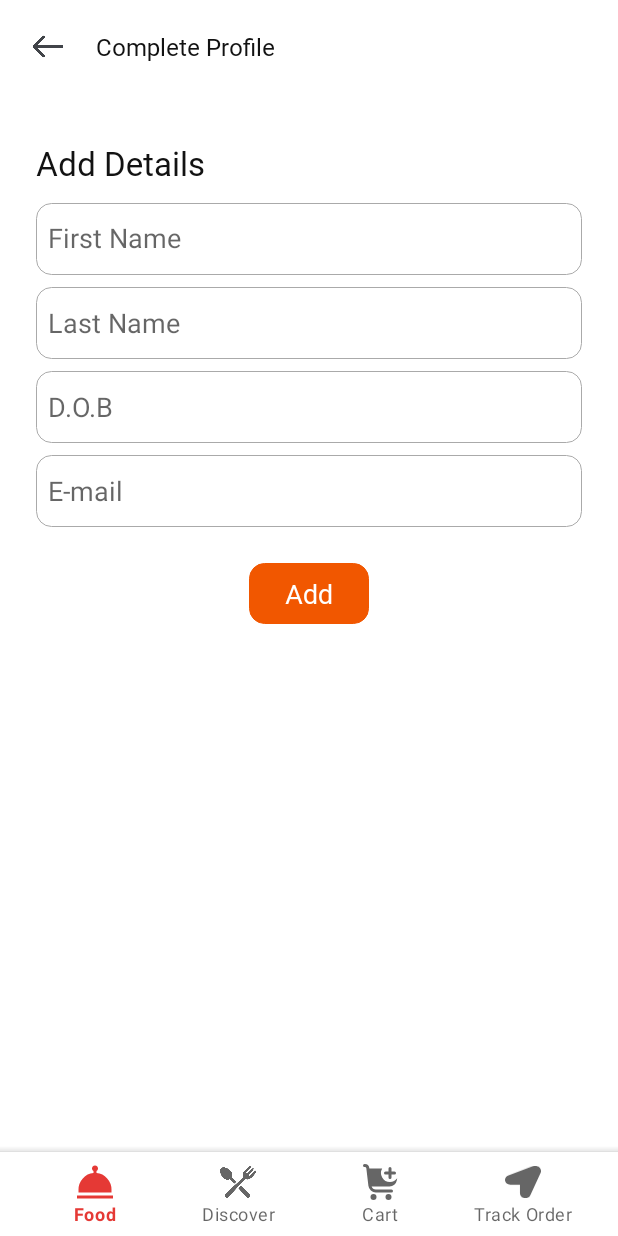
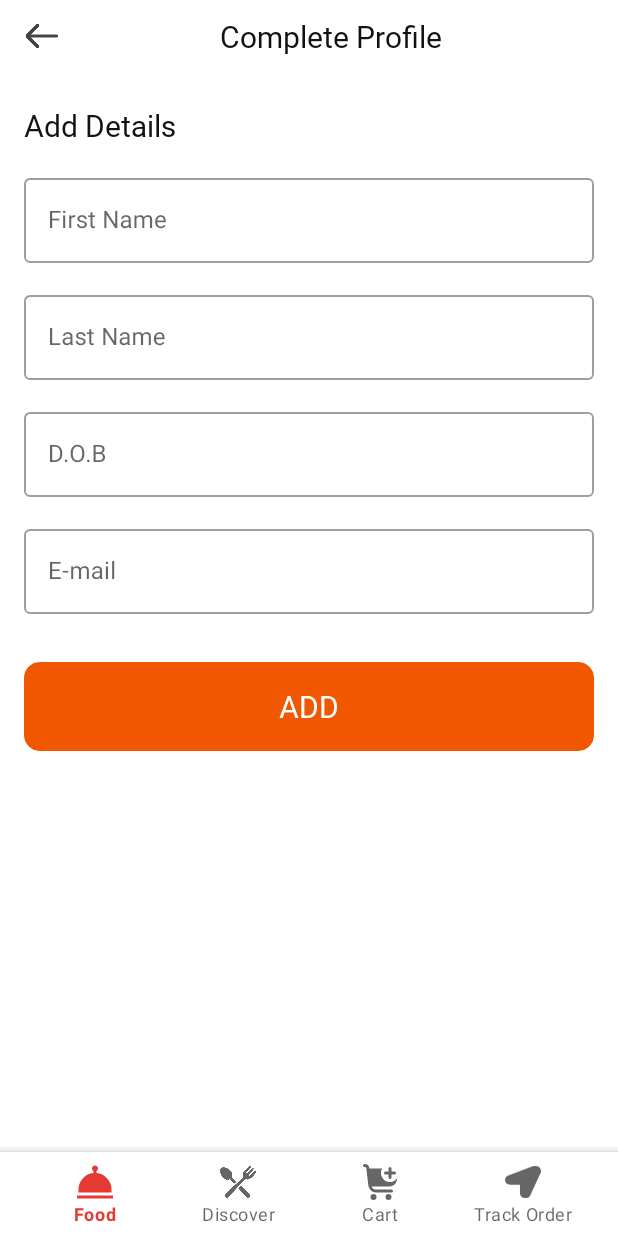
Before and after one commit to Ankitsh-rtx/Eatsy, an Android app: the fragment Add_basic_detail_fragment placed in its activity, on a phone screen of 412 x 824 dp. Run offline under Robolectric (Android 15) with nearby library versions, the phone set to English and light mode, and no system bars; our stand-ins replace Firebase (no records; nobody signed in at launch, a user with empty details on screens opened directly); pictures from the network do not load.

```diff
--- a/app/src/main/java/com/example/eatsy/model/User.kt
+++ b/app/src/main/java/com/example/eatsy/model/User.kt
@@ -5,7 +5,7 @@ import android.provider.ContactsContract.CommonDataKinds.Email
 import android.provider.ContactsContract.CommonDataKinds.Phone
 
 data class User(
-    val id: String?="",
+    var id: String?="",
     var name:String?="",
     var age:String?=null,
     var phone: String?=null,
--- a/app/src/main/java/com/example/eatsy/views/OtpFragment.kt
+++ b/app/src/main/java/com/example/eatsy/views/OtpFragment.kt
@@ -176,7 +176,7 @@ class OtpFragment : Fragment() {
                     var firebaseDB  = FirebaseFirestore.getInstance()
                     firebaseDB.collection("users").document(user.toString()).get().addOnSuccessListener { data ->
                         Log.d("users" ,data.data.toString())
-                        if(data.data!==null) {
+                        if(data.data!=null) {
                             val UserProfile = data.toObject(User::class.java)
                             DataSource.user = UserProfile
                             val intent = Intent(requireContext(), MainActivity::class.java)
@@ -186,7 +186,8 @@ class OtpFragment : Fragment() {
                             activity?.finish()
                         }else {
                             var userData = User();
-                            userData.phone = number.toString()
+                            userData.phone = number
+                            userData.id = user
                             firebaseDB.collection("users").document(user.toString()).set(userData).addOnSuccessListener {
                                 val intent = Intent(requireContext(), MainActivity::class.java)
                                 intent.setFlags(Intent.FLAG_ACTIVITY_NEW_TASK)
--- a/app/src/main/res/layout/fragment_add_basic_detail_fragment.xml
+++ b/app/src/main/res/layout/fragment_add_basic_detail_fragment.xml
@@ -4,28 +4,17 @@
     xmlns:tools="http://schemas.android.com/tools"
     android:layout_width="match_parent"
     android:layout_height="match_parent"
-    android:layout_gravity="center"
-    app:cardCornerRadius="16dp"
     tools:context=".views.Add_basic_detail_fragment">
-
-
-    <androidx.constraintlayout.widget.ConstraintLayout
-        android:id="@+id/restaurantName"
-        android:layout_width="match_parent"
-        android:layout_height="wrap_content"
-        android:background="@drawable/background_white_box"
-        android:padding="16dp"
-        app:layout_constraintEnd_toEndOf="parent"
-        app:layout_constraintStart_toStartOf="parent"
-        app:layout_constraintTop_toTopOf="parent">
 
     <ImageView
         android:id="@+id/backStackBtn"
         android:layout_width="32dp"
-            android:layout_height="30dp"
+        android:layout_height="32dp"
+        android:layout_marginStart="12dp"
+        android:layout_marginTop="8dp"
+        android:elevation="2dp"
         android:padding="4dp"
         android:src="@drawable/icon_arrow_back"
-            app:layout_constraintBottom_toBottomOf="parent"
         app:layout_constraintStart_toStartOf="parent"
         app:layout_constraintTop_toTopOf="parent"
         app:tint="@color/black_200" />
@@ -34,127 +23,133 @@
         android:id="@+id/restaurant_id"
         android:layout_width="0dp"
         android:layout_height="wrap_content"
-            android:layout_marginStart="8dp"
-            android:fontFamily="@font/metropolis_bold"
-            android:paddingStart="8dp"
-            android:paddingEnd="8dp"
+        android:layout_marginStart="16dp"
+        android:layout_marginEnd="32dp"
+        android:fontFamily="@font/metropolis_semibold"
+        android:gravity="center"
+        android:padding="8dp"
         android:text="Complete Profile"
         android:textColor="@color/black_900"
-            android:textSize="16sp"
+        android:textSize="20sp"
         app:layout_constraintBottom_toBottomOf="@+id/backStackBtn"
         app:layout_constraintEnd_toEndOf="parent"
         app:layout_constraintStart_toEndOf="@+id/backStackBtn"
         app:layout_constraintTop_toTopOf="@+id/backStackBtn" />
 
-    </androidx.constraintlayout.widget.ConstraintLayout>
-
-    <androidx.constraintlayout.widget.ConstraintLayout
-        android:layout_height="wrap_content"
-        app:layout_constraintTop_toBottomOf="@id/restaurantName"
-        android:layout_width="match_parent"
-        android:background="@color/white"
-        android:padding="16dp">
-
     <TextView
         android:id="@+id/textView9"
         android:layout_width="wrap_content"
         android:layout_height="wrap_content"
-            android:layout_marginStart="8dp"
-            android:layout_marginTop="16dp"
-            android:layout_marginEnd="64dp"
+        android:layout_marginStart="16dp"
+        android:layout_marginTop="24dp"
         android:fontFamily="@font/metropolis_semibold"
         android:text="Add Details"
         android:textColor="@color/black_900"
-            android:textSize="22sp"
+        android:textSize="20sp"
         app:layout_constraintEnd_toEndOf="parent"
         app:layout_constraintHorizontal_bias="0.0"
         app:layout_constraintStart_toStartOf="parent"
-            app:layout_constraintTop_toTopOf="parent" />
+        app:layout_constraintTop_toBottomOf="@+id/restaurant_id" />
 
+    <com.google.android.material.textfield.TextInputLayout
+        android:id="@+id/first_name_layout"
+        android:layout_width="0dp"
+        android:layout_height="wrap_content"
+        android:layout_marginStart="16dp"
+        android:layout_marginTop="16dp"
+        android:layout_marginEnd="16dp"
+        android:hint="First Name"
+        style="@style/Widget.MaterialComponents.TextInputLayout.OutlinedBox"
+        app:layout_constraintEnd_toEndOf="parent"
+        app:layout_constraintStart_toStartOf="parent"
+        app:layout_constraintTop_toBottomOf="@+id/textView9">
         <EditText
             android:id="@+id/first_name"
+            android:layout_width="match_parent"
+            android:layout_height="match_parent"
+            android:inputType="textPostalAddress"
+
+             />
+    </com.google.android.material.textfield.TextInputLayout>
+
+    <com.google.android.material.textfield.TextInputLayout
+        android:id="@+id/last_name_layout"
         android:layout_width="0dp"
-            android:layout_height="48dp"
-            android:layout_marginStart="8dp"
-            android:layout_marginTop="12dp"
-            android:layout_marginEnd="8dp"
-            android:background="@drawable/background_button"
-            android:ems="10"
-            android:hint="First Name"
-            android:includeFontPadding="false"
-            android:inputType="textPostalAddress"
-            android:padding="8dp"
+        android:layout_height="wrap_content"
+        android:layout_marginStart="16dp"
+        android:layout_marginTop="16dp"
+        android:layout_marginEnd="16dp"
+        android:hint="Last Name"
+        style="@style/Widget.MaterialComponents.TextInputLayout.OutlinedBox"
         app:layout_constraintEnd_toEndOf="parent"
         app:layout_constraintStart_toStartOf="parent"
-            app:layout_constraintTop_toBottomOf="@+id/textView9" />
-
+        app:layout_constraintTop_toBottomOf="@+id/first_name_layout">
         <EditText
             android:id="@+id/last_name"
+            android:layout_width="match_parent"
+            android:layout_height="match_parent"
+            android:inputType="textPostalAddress"
+            />
+    </com.google.android.material.textfield.TextInputLayout>
+
+
+    <com.google.android.material.textfield.TextInputLayout
+        android:id="@+id/date_of_birth_layout"
         android:layout_width="0dp"
-            android:layout_height="48dp"
-            android:layout_marginStart="8dp"
-            android:layout_marginTop="8dp"
-            android:layout_marginEnd="8dp"
-            android:background="@drawable/background_button"
-            android:ems="10"
-            android:hint="Last Name"
-            android:inputType="textPostalAddress"
-            android:padding="8dp"
+        android:layout_height="wrap_content"
+        android:layout_marginStart="16dp"
+        android:layout_marginTop="16dp"
+        android:layout_marginEnd="16dp"
+        android:hint="D.O.B"
+        style="@style/Widget.MaterialComponents.TextInputLayout.OutlinedBox"
         app:layout_constraintEnd_toEndOf="parent"
         app:layout_constraintStart_toStartOf="parent"
-            app:layout_constraintTop_toBottomOf="@+id/first_name" />
-
+        app:layout_constraintTop_toBottomOf="@+id/last_name_layout">
         <EditText
             android:id="@+id/date_of_birth"
+            android:layout_width="match_parent"
+            android:layout_height="match_parent"
+            />
+    </com.google.android.material.textfield.TextInputLayout>
+
+    <com.google.android.material.textfield.TextInputLayout
+        android:id="@+id/email_layout"
         android:layout_width="0dp"
-            android:layout_height="48dp"
-            android:layout_marginStart="8dp"
-            android:layout_marginTop="8dp"
-            android:layout_marginEnd="8dp"
-            android:hint="D.O.B"
-            android:padding="8dp"
-            android:background="@drawable/background_button"
-            android:ems="10"
+        android:layout_height="wrap_content"
+        android:layout_marginStart="16dp"
+        android:layout_marginTop="16dp"
+        android:layout_marginEnd="16dp"
+        android:hint="E-mail"
+        style="@style/Widget.MaterialComponents.TextInputLayout.OutlinedBox"
         app:layout_constraintEnd_toEndOf="parent"
         app:layout_constraintStart_toStartOf="parent"
-            app:layout_constraintTop_toBottomOf="@+id/last_name" />
-
+        app:layout_constraintTop_toBottomOf="@+id/date_of_birth_layout">
         <EditText
             android:id="@+id/email"
-            android:layout_width="0dp"
-            android:layout_height="48dp"
-            android:layout_marginStart="8dp"
-            android:layout_marginTop="8dp"
-            android:layout_marginEnd="8dp"
-            android:background="@drawable/background_button"
-            android:ems="10"
-            android:hint="E-mail"
+            android:layout_width="match_parent"
+            android:layout_height="match_parent"
             android:inputType="textEmailAddress"
-            android:padding="8dp"
-            app:layout_constraintEnd_toEndOf="parent"
-            app:layout_constraintStart_toStartOf="parent"
-            app:layout_constraintTop_toBottomOf="@+id/date_of_birth" />
+
+            />
+    </com.google.android.material.textfield.TextInputLayout>
 
 
     <TextView
         android:id="@+id/add_datails"
-            android:layout_width="wrap_content"
+        android:layout_width="match_parent"
         android:layout_height="wrap_content"
-            android:layout_marginTop="24dp"
+        android:layout_marginStart="16dp"
+        android:layout_marginTop="32dp"
+        android:layout_marginEnd="16dp"
         android:background="@drawable/background_button"
         android:backgroundTint="@color/orange_500"
         android:fontFamily="@font/metropolis_bold"
         android:gravity="center"
-            android:paddingStart="24dp"
-            android:paddingTop="8dp"
-            android:paddingEnd="24dp"
-            android:paddingBottom="8dp"
-            android:text="Add"
+        android:padding="16dp"
+        android:text="ADD"
         android:textColor="@color/white"
-            android:textSize="18sp"
-            app:layout_constraintEnd_toEndOf="@+id/email"
-            app:layout_constraintStart_toStartOf="@+id/email"
-            app:layout_constraintTop_toBottomOf="@+id/email" />
+        android:textSize="20sp"
+        app:layout_constraintEnd_toEndOf="@+id/email_layout"
+        app:layout_constraintStart_toStartOf="@+id/email_layout"
+        app:layout_constraintTop_toBottomOf="@+id/email_layout" />
     </androidx.constraintlayout.widget.ConstraintLayout>
-
-</androidx.constraintlayout.widget.ConstraintLayout>
```
Also changed, not shown: app/src/main/java/com/example/eatsy/views/Add_basic_detail_fragment.kt (+5 -3 lines), app/src/main/java/com/example/eatsy/views/LoginActivity.kt (+4 -3 lines), app/src/main/java/com/example/eatsy/views/ProfileFragment.kt (+18 -2 lines), app/src/main/java/com/example/eatsy/views/SplashScreenFragment.kt (+8 -0 lines), app/src/main/res/layout/fragment_profile.xml (+28 -26 lines), app/src/main/res/layout/fragment_splash_screen.xml (+24 -0 lines), app/src/main/res/raw/animation_loading.json (added, +1 -0 lines). Lines whose indentation alone changed are shown as unchanged.
